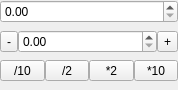
Before: the Qt Designer form mono/monoGui/tuner.ui in MatthewJCameron/imbl, drawn with Qt 5.
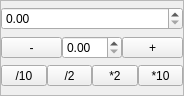
After: the same form once the commit is applied. Custom widgets are drawn as their Qt base class.

The edit to the form file:
```diff
--- a/mono/monoGui/tuner.ui
+++ b/mono/monoGui/tuner.ui
@@ -6,8 +6,8 @@
    <rect>
     <x>0</x>
     <y>0</y>
-    <width>178</width>
-    <height>90</height>
+    <width>184</width>
+    <height>96</height>
    </rect>
   </property>
   <property name="windowTitle">
@@ -21,21 +21,27 @@
     <number>0</number>
    </property>
    <item>
-    <widget class="QMDoubleSpinBox" name="value">
-     <property name="toolTip">
-      <string>value</string>
+    <widget class="QFrame" name="frame">
+     <property name="frameShape">
+      <enum>QFrame::StyledPanel</enum>
      </property>
-    </widget>
-   </item>
-   <item>
-    <widget class="QWidget" name="control" native="true">
-     <layout class="QVBoxLayout" name="verticalLayout_2">
+     <property name="frameShadow">
+      <enum>QFrame::Raised</enum>
+     </property>
+     <layout class="QVBoxLayout" name="verticalLayout_3">
       <property name="spacing">
        <number>0</number>
       </property>
       <property name="margin">
        <number>0</number>
       </property>
+      <item>
+       <widget class="QMDoubleSpinBox" name="value">
+        <property name="toolTip">
+         <string>value</string>
+        </property>
+       </widget>
+      </item>
       <item>
        <layout class="QHBoxLayout" name="horizontalLayout_2">
         <property name="spacing">
@@ -44,7 +50,7 @@
         <item>
          <widget class="QToolButton" name="minus">
           <property name="sizePolicy">
-           <sizepolicy hsizetype="Fixed" vsizetype="Fixed">
+           <sizepolicy hsizetype="Minimum" vsizetype="Fixed">
             <horstretch>0</horstretch>
             <verstretch>0</verstretch>
            </sizepolicy>
@@ -67,7 +73,7 @@
         <item>
          <widget class="QToolButton" name="plus">
           <property name="sizePolicy">
-           <sizepolicy hsizetype="Fixed" vsizetype="Fixed">
+           <sizepolicy hsizetype="Minimum" vsizetype="Fixed">
             <horstretch>0</horstretch>
             <verstretch>0</verstretch>
            </sizepolicy>
```
